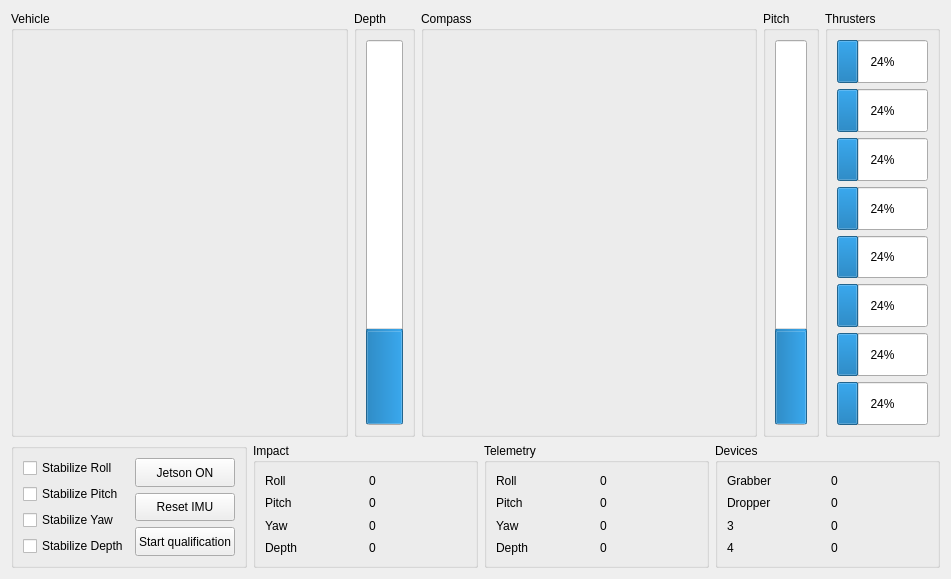
First picture: the form in rovmodewidget.ui, repository hydronautics-team/PoolsideGUI, before the edit.
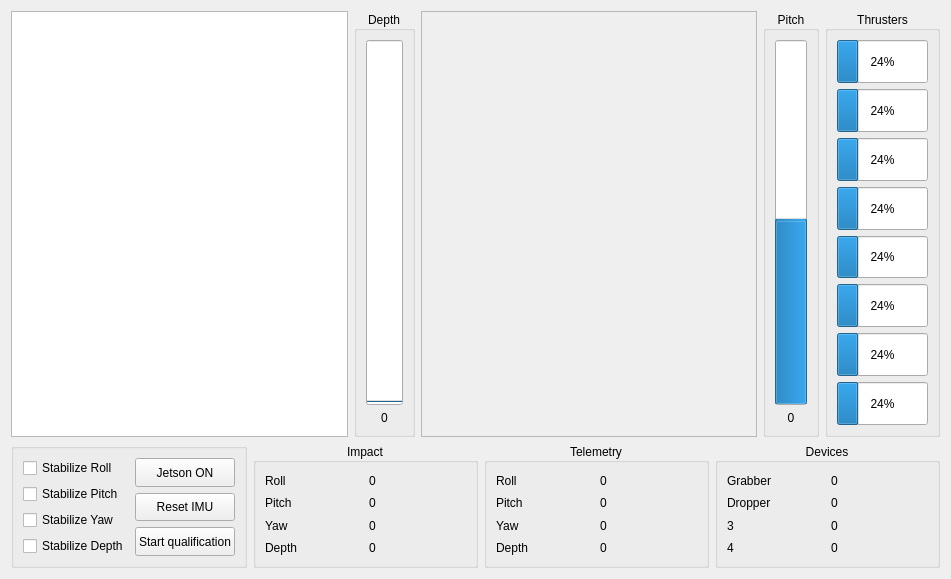
Second picture: the form after the edit. Custom widgets are drawn as their Qt base class.

Commit message: add compass and vehicle image

Patch:
```diff
--- a/rovmodewidget.ui
+++ b/rovmodewidget.ui
@@ -17,9 +17,12 @@
    <item>
     <layout class="QHBoxLayout" name="horizontalLayout_2">
      <item>
-      <widget class="QGroupBox" name="groupBox_8">
-       <property name="title">
-        <string>Vehicle</string>
+      <widget class="QGraphicsView" name="vehiclePic">
+       <property name="sizePolicy">
+        <sizepolicy hsizetype="Preferred" vsizetype="Expanding">
+         <horstretch>0</horstretch>
+         <verstretch>0</verstretch>
+        </sizepolicy>
        </property>
       </widget>
      </item>
@@ -34,7 +37,10 @@
        <property name="title">
         <string>Depth</string>
        </property>
-       <layout class="QHBoxLayout" name="horizontalLayout_3">
+       <property name="alignment">
+        <set>Qt::AlignCenter</set>
+       </property>
+       <layout class="QVBoxLayout" name="verticalLayout_10">
         <item>
          <widget class="QProgressBar" name="depthBar">
           <property name="sizePolicy">
@@ -43,8 +49,11 @@
             <verstretch>0</verstretch>
            </sizepolicy>
           </property>
+          <property name="maximum">
+           <number>10</number>
+          </property>
           <property name="value">
-           <number>24</number>
+           <number>0</number>
           </property>
           <property name="alignment">
            <set>Qt::AlignCenter</set>
@@ -52,21 +61,38 @@
           <property name="orientation">
            <enum>Qt::Vertical</enum>
           </property>
+          <property name="invertedAppearance">
+           <bool>false</bool>
+          </property>
+          <property name="textDirection">
+           <enum>QProgressBar::TopToBottom</enum>
+          </property>
+          <property name="format">
+           <string>%p%</string>
+          </property>
+         </widget>
+        </item>
+        <item>
+         <widget class="QLabel" name="depthLabel">
+          <property name="text">
+           <string>0</string>
+          </property>
+          <property name="alignment">
+           <set>Qt::AlignCenter</set>
+          </property>
          </widget>
         </item>
        </layout>
       </widget>
      </item>
      <item>
-      <widget class="QGroupBox" name="groupBox_4">
-       <property name="title">
-        <string>Compass</string>
+      <widget class="PicFrame" name="compassFrame">
+       <property name="frameShape">
+        <enum>QFrame::StyledPanel</enum>
        </property>
-       <layout class="QHBoxLayout" name="horizontalLayout_4">
-        <item>
-         <widget class="QWidget" name="compassWidget" native="true"/>
-        </item>
-       </layout>
+       <property name="frameShadow">
+        <enum>QFrame::Raised</enum>
+       </property>
       </widget>
      </item>
      <item>
@@ -80,7 +106,10 @@
        <property name="title">
         <string>Pitch</string>
        </property>
-       <layout class="QHBoxLayout" name="horizontalLayout_5">
+       <property name="alignment">
+        <set>Qt::AlignCenter</set>
+       </property>
+       <layout class="QVBoxLayout" name="verticalLayout_11">
         <item>
          <widget class="QProgressBar" name="pitchBar">
           <property name="sizePolicy">
@@ -89,8 +118,14 @@
             <verstretch>0</verstretch>
            </sizepolicy>
           </property>
+          <property name="minimum">
+           <number>-180</number>
+          </property>
+          <property name="maximum">
+           <number>180</number>
+          </property>
           <property name="value">
-           <number>24</number>
+           <number>0</number>
           </property>
           <property name="alignment">
            <set>Qt::AlignCenter</set>
@@ -100,6 +135,16 @@
           </property>
          </widget>
         </item>
+        <item>
+         <widget class="QLabel" name="pitchLabel">
+          <property name="text">
+           <string>0</string>
+          </property>
+          <property name="alignment">
+           <set>Qt::AlignCenter</set>
+          </property>
+         </widget>
+        </item>
        </layout>
       </widget>
      </item>
@@ -114,6 +159,9 @@
        <property name="title">
         <string>Thrusters</string>
        </property>
+       <property name="alignment">
+        <set>Qt::AlignCenter</set>
+       </property>
        <layout class="QVBoxLayout" name="verticalLayout_3">
         <item>
          <widget class="QProgressBar" name="thrusterBar0">
@@ -328,6 +376,9 @@
        <property name="title">
         <string>Impact</string>
        </property>
+       <property name="alignment">
+        <set>Qt::AlignCenter</set>
+       </property>
        <layout class="QHBoxLayout" name="horizontalLayout_9">
         <item>
          <layout class="QVBoxLayout" name="verticalLayout_7">
@@ -401,6 +452,9 @@
        <property name="title">
         <string>Telemetry</string>
        </property>
+       <property name="alignment">
+        <set>Qt::AlignCenter</set>
+       </property>
        <layout class="QHBoxLayout" name="horizontalLayout_8">
         <item>
          <layout class="QVBoxLayout" name="verticalLayout_5">
@@ -474,6 +528,9 @@
        <property name="title">
         <string>Devices</string>
        </property>
+       <property name="alignment">
+        <set>Qt::AlignCenter</set>
+       </property>
        <layout class="QHBoxLayout" name="horizontalLayout_7">
         <item>
          <layout class="QVBoxLayout" name="verticalLayout_2">
@@ -546,6 +603,14 @@
    </item>
   </layout>
  </widget>
+ <customwidgets>
+  <customwidget>
+   <class>PicFrame</class>
+   <extends>QFrame</extends>
+   <header>PicFrame/picframe.h</header>
+   <container>1</container>
+  </customwidget>
+ </customwidgets>
  <resources/>
  <connections/>
 </ui>
```
Left out of the diff: 8 changed lines with no effect on the pictures. The commit also changes 11 other files.
